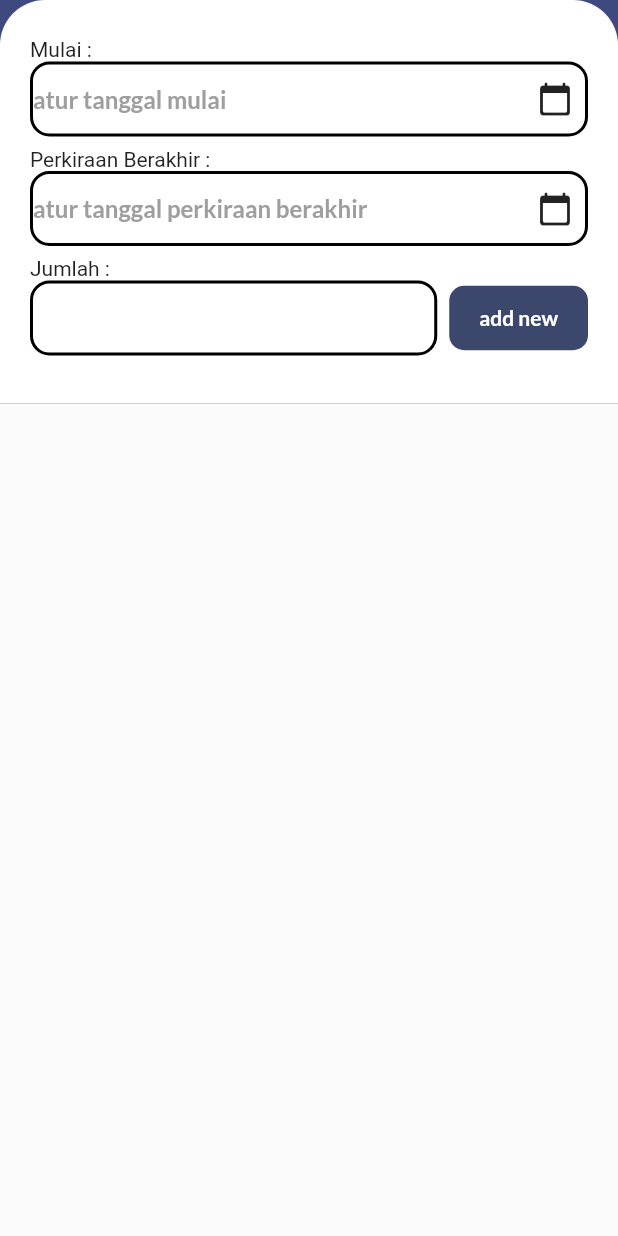
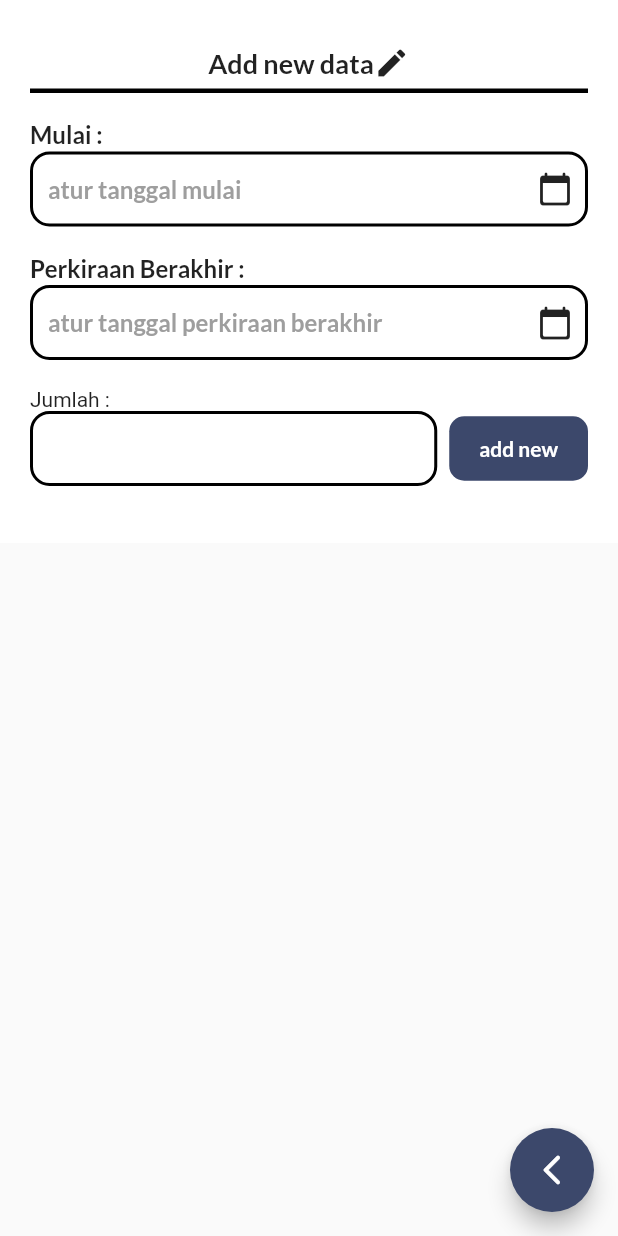
Before and after one commit to Rokel15/Jea-Aplikasi-Penulisan-Ilmiah-Gunadarma, a Flutter app: the addData_Afkeur screen opened directly, on a phone screen of 412 x 824 dp. Run offline on Flutter 3.47's test engine with Material 2 defaults, Android fonts, the phone set to English and light mode, and no system bars; our stand-ins replace cloud_firestore, firebase_core, get, google_fonts, sqflite; missing offline and left inert: syncfusion_flutter_pdfviewer; accounts and stored records are empty.

Commit message:
ui afkeur

```diff
--- a/lib/ui/Afkeur/addData_Afkeur.dart
+++ b/lib/ui/Afkeur/addData_Afkeur.dart
@@ -50,6 +50,8 @@ class _addData_AfkeurState extends State<addData_Afkeur> {
       ),
       body: Material(
         color: Color(0xff3F497F),
+        child: Material(
+          color: Colors.white,
           child: Container(
               width: double.infinity,
               padding: EdgeInsets.only(top: 25, left: 20, right: 20, bottom: 25),
@@ -65,11 +67,55 @@ class _addData_AfkeurState extends State<addData_Afkeur> {
                   crossAxisAlignment: CrossAxisAlignment.end,
                   children: [
                     Container(
-                    margin: EdgeInsets.only(bottom: 7),
+                      padding: EdgeInsets.only(top: 5, bottom: 13),
+                      child: Column(
+                        mainAxisAlignment: MainAxisAlignment.center,
+                        children: [
+                          Row(
+                            mainAxisAlignment: MainAxisAlignment.center,
+                            children: [
+                              Text(
+                                'Add new data',
+                                style: GoogleFonts.lato(
+                                  textStyle: TextStyle(
+                                    fontSize: 18,
+                                    fontWeight: FontWeight.w600
+                                  )
+                                ),
+                              ),
+                              Icon(Icons.edit)
+                            ],
+                          ),
+                          SizedBox(
+                            height: 5,
+                          ),
+                          Container(
+                            width: double.infinity,
+                            height: 3,
+                            decoration: BoxDecoration(
+                              color: Colors.black,
+                            ),
+                          )
+                        ],
+                      ),
+                    ),
+                    Container(
+                      padding: EdgeInsets.only(top: 5, bottom: 13),
                       child: Column(
                         crossAxisAlignment: CrossAxisAlignment.start,
                         children: [
-                        Text('Mulai :'),
+                          Text(
+                            'Mulai :',
+                            style: GoogleFonts.lato(
+                              textStyle: TextStyle(
+                                fontSize: 16,
+                                fontWeight: FontWeight.w600
+                              )
+                            ),
+                          ),
+                          SizedBox(
+                            height: 2,
+                          ),
                           Container(
                             height: 50,
                             decoration: BoxDecoration(
@@ -84,12 +130,15 @@ class _addData_AfkeurState extends State<addData_Afkeur> {
                               children: [
                                 Expanded(
                                   child:
-                                Text(
+                                  Padding(
+                                    padding: const EdgeInsets.only(left: 10),
+                                    child: Text(
                                       '${startDate}',
                                       style: GoogleFonts.lato(
                                           fontSize: 16,
                                           fontWeight: FontWeight.w600,
                                           color: Colors.grey
+                                      ),
                                     ),
                                   ),
                                 ),
@@ -109,11 +158,22 @@ class _addData_AfkeurState extends State<addData_Afkeur> {
                       ),
                     ),
                     Container(
-                    margin: EdgeInsets.only(bottom: 7),
+                      padding: EdgeInsets.only(top: 5, bottom: 13),
                       child: Column(
                         crossAxisAlignment: CrossAxisAlignment.start,
                         children: [
-                        Text('Perkiraan Berakhir :'),
+                          Text(
+                            'Perkiraan Berakhir :',
+                            style: GoogleFonts.lato(
+                              textStyle: TextStyle(
+                                fontSize: 16,
+                                fontWeight: FontWeight.w600
+                              )
+                            ),
+                          ),
+                          SizedBox(
+                            height: 2,
+                          ),
                           Container(
                             height: 50,
                             decoration: BoxDecoration(
@@ -127,6 +187,8 @@ class _addData_AfkeurState extends State<addData_Afkeur> {
                             child: Row(
                               children: [
                                 Expanded(
+                                  child: Padding(
+                                    padding: const EdgeInsets.only(left: 10),
                                     child: Text(
                                       '$endDate',
                                       style: GoogleFonts.lato(
@@ -135,6 +197,7 @@ class _addData_AfkeurState extends State<addData_Afkeur> {
                                               fontWeight: FontWeight.w600,
                                               color: Colors.grey
                                           )
+                                      ),
                                     ),
                                   ),
                                 ),
@@ -154,7 +217,7 @@ class _addData_AfkeurState extends State<addData_Afkeur> {
                       ),
                     ),
                     Container(
-                    margin: EdgeInsets.only(bottom: 7),
+                      padding: EdgeInsets.only(top: 5, bottom: 13),
                       child: Column(
                         crossAxisAlignment: CrossAxisAlignment.start,
                         children: [
@@ -199,6 +262,15 @@ class _addData_AfkeurState extends State<addData_Afkeur> {
               ),
             ),
         ),
+      ),
+      floatingActionButton: FloatingActionButton(
+        child: Icon(
+          Icons.arrow_back_ios_new_rounded,
+          color: Colors.white,
+        ),
+        backgroundColor: Color(0xff3C486B),
+        onPressed: (){},
+      ),
     );
   }
 }
```
Lines whose indentation alone changed are shown as unchanged.
